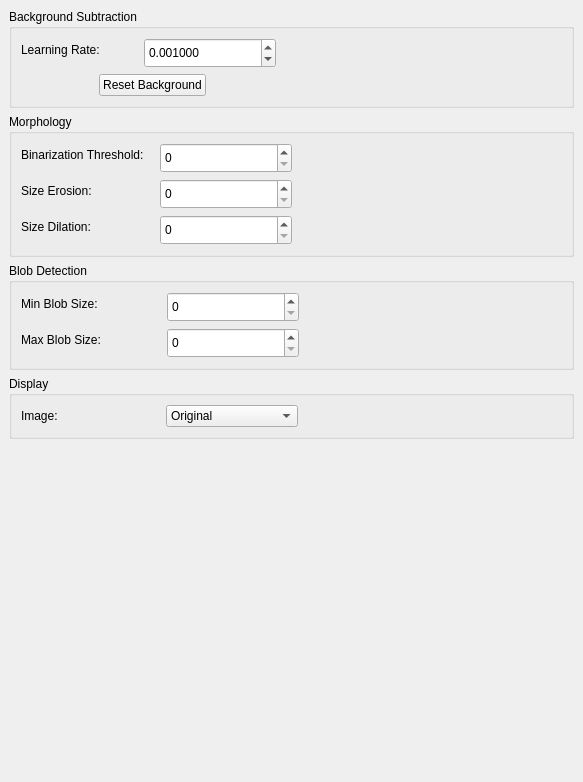
Above: Src/View/TrackerParameterView.ui from BioroboticsLab/biotracker_backgroundsubtraction_tracker before the change. Below: the same form after it.
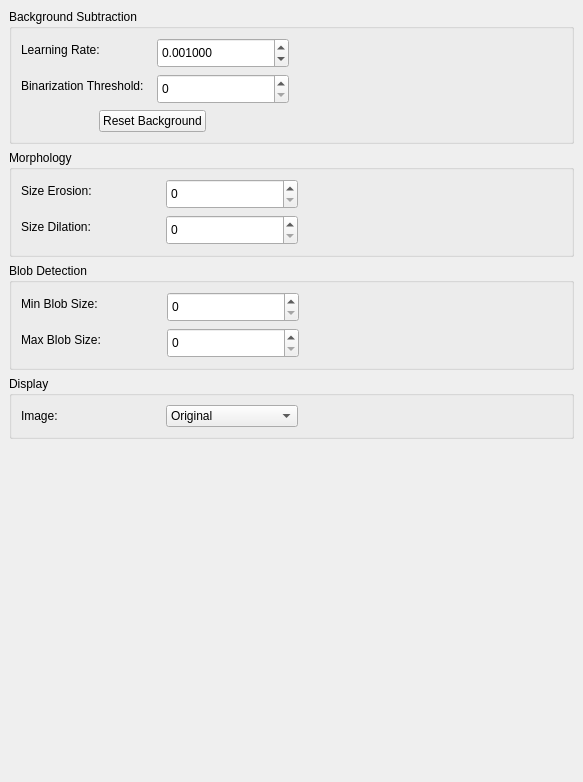
That is the form after the change.

The edit to the form file:
```diff
--- a/Src/View/TrackerParameterView.ui
+++ b/Src/View/TrackerParameterView.ui
@@ -94,7 +94,7 @@
                <set>Qt::AlignLeading|Qt::AlignLeft|Qt::AlignVCenter</set>
               </property>
               <property name="horizontalSpacing">
-               <number>44</number>
+               <number>13</number>
               </property>
               <item row="0" column="0">
                <widget class="QLabel" name="label_7">
@@ -103,6 +103,26 @@
                 </property>
                </widget>
               </item>
+              <item row="1" column="0">
+               <widget class="QLabel" name="label_2">
+                <property name="text">
+                 <string>Binarization Threshold:</string>
+                </property>
+               </widget>
+              </item>
+              <item row="1" column="1">
+               <widget class="QSpinBox" name="lineEdit_2_binThresh">
+                <property name="minimumSize">
+                 <size>
+                  <width>132</width>
+                  <height>30</height>
+                 </size>
+                </property>
+                <property name="toolTip">
+                 <string>Set the binarization threshold</string>
+                </property>
+               </widget>
+              </item>
               <item row="0" column="1">
                <widget class="QDoubleSpinBox" name="lineEdit_7_learningRate">
                 <property name="minimumSize">
@@ -188,36 +208,16 @@
                <enum>QFormLayout::ExpandingFieldsGrow</enum>
               </property>
               <property name="horizontalSpacing">
-               <number>16</number>
+               <number>74</number>
               </property>
               <item row="0" column="0">
-               <widget class="QLabel" name="label_2">
-                <property name="text">
-                 <string>Binarization Threshold:</string>
-                </property>
-               </widget>
-              </item>
-              <item row="0" column="1">
-               <widget class="QSpinBox" name="lineEdit_2_binThresh">
-                <property name="minimumSize">
-                 <size>
-                  <width>132</width>
-                  <height>30</height>
-                 </size>
-                </property>
-                <property name="toolTip">
-                 <string>Set the binarization threshold</string>
-                </property>
-               </widget>
-              </item>
-              <item row="1" column="0">
                <widget class="QLabel" name="label_3">
                 <property name="text">
                  <string>Size Erosion:</string>
                 </property>
                </widget>
               </item>
-              <item row="1" column="1">
+              <item row="0" column="1">
                <widget class="QSpinBox" name="lineEdit_3_SizeErode">
                 <property name="minimumSize">
                  <size>
@@ -230,14 +230,14 @@
                 </property>
                </widget>
               </item>
-              <item row="2" column="0">
+              <item row="1" column="0">
                <widget class="QLabel" name="label_4">
                 <property name="text">
                  <string>Size Dilation:</string>
                 </property>
                </widget>
               </item>
-              <item row="2" column="1">
+              <item row="1" column="1">
                <widget class="QSpinBox" name="lineEdit_4_SizeDilate">
                 <property name="minimumSize">
                  <size>
@@ -364,12 +364,7 @@
                 </item>
                 <item>
                  <property name="text">
-                  <string>Foreground</string>
-                 </property>
-                </item>
-                <item>
-                 <property name="text">
-                  <string>Binarized</string>
+                  <string>Foreground Mask</string>
                  </property>
                 </item>
                 <item>
```
